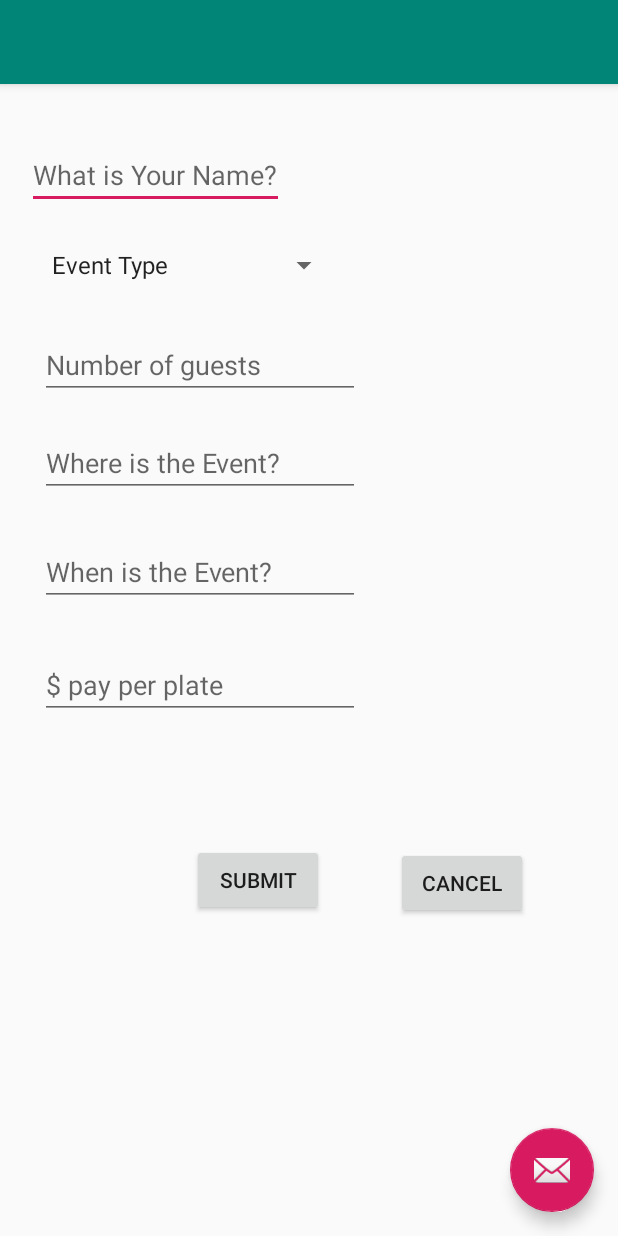
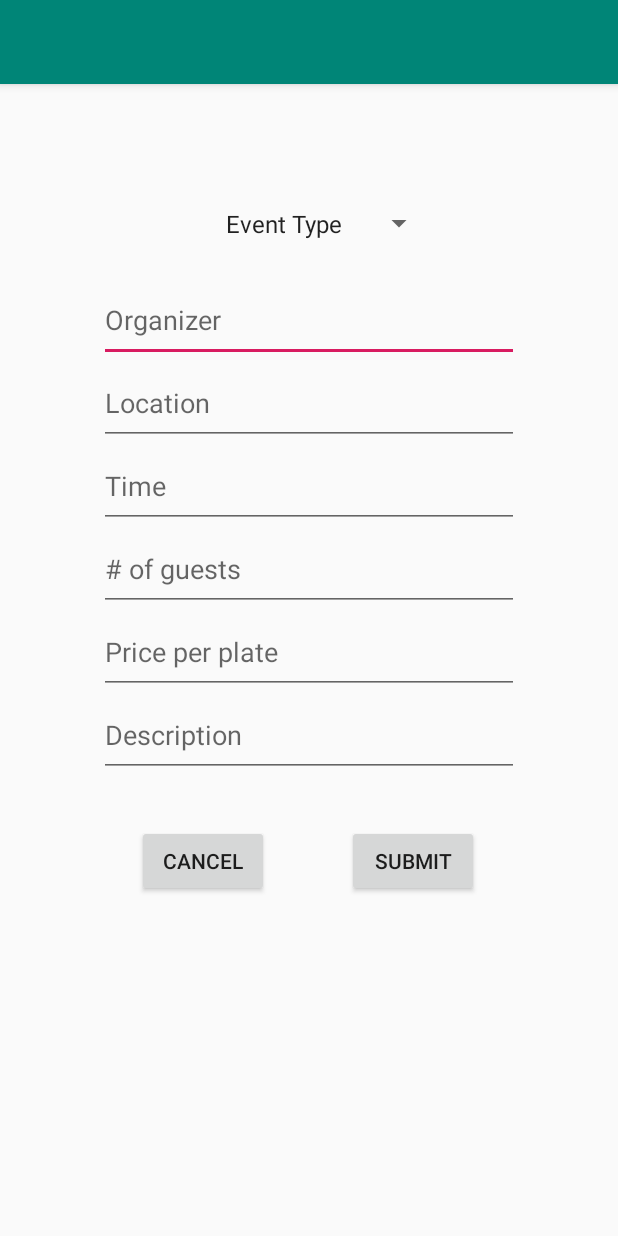
Before and after one commit to MrinaliniU/Civitas, an Android app: the PostCatering screen opened directly, with no data from a screen before it, on a phone screen of 412 x 824 dp. Run offline under Robolectric (Android 15) with nearby library versions, the phone set to English and light mode, and no system bars.

Commit message:
Activity Post UI

```diff
--- a/app/src/main/AndroidManifest.xml
+++ b/app/src/main/AndroidManifest.xml
@@ -17,15 +17,20 @@
         <activity
             android:name=".LoginActivity"
             android:label="@string/title_activity_login">
+            <!--<intent-filter>-->
+                <!--<action android:name="android.intent.action.MAIN" />-->
+
+                <!--<category android:name="android.intent.category.LAUNCHER" />-->
+            <!--</intent-filter>-->
+
+        </activity>
+        <activity android:name=".DashBoard" />
+        <activity android:name=".Profile_Common">
             <intent-filter>
                 <action android:name="android.intent.action.MAIN" />
 
                 <category android:name="android.intent.category.LAUNCHER" />
             </intent-filter>
-
-        </activity>
-        <activity android:name=".DashBoard" />
-        <activity android:name=".Profile_Common">
 
         </activity>
         <activity
--- a/app/src/main/java/com/example/foodforgoodwichacks/PostCatering.java
+++ b/app/src/main/java/com/example/foodforgoodwichacks/PostCatering.java
@@ -32,11 +32,12 @@ public class PostCatering extends AppCompatActivity {
     EditText price;
     Spinner eventType;
     String spinnerdata;
+    EditText description;
     /*
         The actual data
      */
 
-    String _name,_guests,_loc,_date,_price;
+    String _name,_guests,_loc,_date,_price,_dec;
 
 
     @Override
@@ -49,8 +50,9 @@ public class PostCatering extends AppCompatActivity {
         date = findViewById(R.id.date);
         location = findViewById(R.id.Location);
         numOfGuests = findViewById(R.id.numOfGuests);
-        name = findViewById(R.id.name);
+        name = findViewById(R.id.organizer);
         eventType = findViewById(R.id.eventType);
+        description = findViewById(R.id.description);
         spinnerdata = eventType.getSelectedItem().toString();
 
         submit.setOnClickListener(new View.OnClickListener() {
@@ -62,11 +64,13 @@ public class PostCatering extends AppCompatActivity {
                 _loc = location.getText().toString();
                 _guests = numOfGuests.getText().toString();
                 _name = name.getText().toString();
+                _dec = description.getText().toString();
                 price.setText("");
                 date.setText("");
                 location.setText("");
                 numOfGuests.setText("");
                 name.setText("");
+                description.setText("");
 
                 //new MyTask().executeOnExecutor(AsyncTask.SERIAL_EXECUTOR);
             }
--- a/app/src/main/res/layout/activity_post_catering.xml
+++ b/app/src/main/res/layout/activity_post_catering.xml
@@ -22,12 +22,4 @@
 
     <include layout="@layout/content_post_catering" />
 
-    <android.support.design.widget.FloatingActionButton
-        android:id="@+id/fab"
-        android:layout_width="wrap_content"
-        android:layout_height="wrap_content"
-        android:layout_gravity="bottom|end"
-        android:layout_margin="@dimen/fab_margin"
-        app:srcCompat="@android:drawable/ic_dialog_email" />
-
 </android.support.design.widget.CoordinatorLayout>
--- a/app/src/main/res/layout/content_post_catering.xml
+++ b/app/src/main/res/layout/content_post_catering.xml
@@ -7,132 +7,123 @@
     app:layout_behavior="@string/appbar_scrolling_view_behavior"
     tools:context=".PostCatering">
 
-
-    <EditText
-        android:id="@+id/name"
-        android:layout_width="wrap_content"
-        android:layout_height="42dp"
-        android:layout_marginStart="60dp"
-        android:layout_marginLeft="60dp"
-        android:layout_marginTop="41dp"
-        android:layout_marginEnd="265dp"
-        android:layout_marginRight="265dp"
-        android:hint="What is Your Name?"
-        app:layout_constraintEnd_toEndOf="parent"
-        app:layout_constraintStart_toStartOf="parent"
-        app:layout_constraintTop_toTopOf="parent" />
-
     <Spinner
         android:id="@+id/eventType"
-        android:layout_width="200dp"
-        android:layout_height="wrap_content"
-        android:layout_marginStart="26dp"
-        android:layout_marginLeft="26dp"
-        android:layout_marginTop="25dp"
-        android:layout_marginEnd="185dp"
-        android:layout_marginRight="185dp"
+        android:layout_width="147dp"
+        android:layout_height="26dp"
+        android:layout_marginStart="142dp"
+        android:layout_marginTop="80dp"
+        android:layout_marginEnd="122dp"
         android:entries="@array/feedbacktypelist"
         android:prompt="@string/feedbacktype1"
         app:layout_constraintEnd_toEndOf="parent"
         app:layout_constraintStart_toStartOf="parent"
-        app:layout_constraintTop_toBottomOf="@+id/name"></Spinner>
+        app:layout_constraintTop_toTopOf="parent"></Spinner>
 
     <EditText
-        android:id="@+id/numOfGuests"
-        android:layout_width="wrap_content"
-        android:layout_height="wrap_content"
-        android:layout_marginStart="26dp"
-        android:layout_marginLeft="26dp"
-        android:layout_marginTop="32dp"
-        android:layout_marginEnd="172dp"
-        android:layout_marginRight="172dp"
-        android:ems="10"
-        android:hint="Number of guests"
-        android:inputType="number"
+        android:id="@+id/organizer"
+        android:layout_width="280dp"
+        android:layout_height="55dp"
+        android:layout_marginStart="65dp"
+        android:layout_marginTop="24dp"
+        android:layout_marginEnd="66dp"
+        android:hint="Organizer"
+        app:layout_constraintBottom_toTopOf="@+id/Location"
         app:layout_constraintEnd_toEndOf="parent"
         app:layout_constraintStart_toStartOf="parent"
         app:layout_constraintTop_toBottomOf="@+id/eventType" />
 
     <EditText
         android:id="@+id/Location"
-        android:layout_width="wrap_content"
-        android:layout_height="wrap_content"
-        android:layout_marginStart="26dp"
-        android:layout_marginLeft="26dp"
-        android:layout_marginTop="20dp"
-        android:layout_marginEnd="172dp"
-        android:layout_marginRight="172dp"
+        android:layout_width="280dp"
+        android:layout_height="55dp"
+        android:layout_marginStart="65dp"
+        android:layout_marginEnd="66dp"
         android:ems="10"
-        android:hint="Where is the Event?"
+        android:hint="Location"
         android:inputType="textPersonName"
+        app:layout_constraintBottom_toTopOf="@+id/date"
+        app:layout_constraintEnd_toEndOf="parent"
+        app:layout_constraintStart_toStartOf="parent"
+        app:layout_constraintTop_toBottomOf="@+id/organizer" />
+
+    <EditText
+        android:id="@+id/date"
+        android:layout_width="280dp"
+        android:layout_height="55dp"
+        android:layout_marginStart="65dp"
+        android:layout_marginEnd="66dp"
+        android:ems="10"
+        android:hint="Time"
+        android:inputType="date"
+        app:layout_constraintBottom_toTopOf="@+id/numOfGuests"
+        app:layout_constraintEnd_toEndOf="parent"
+        app:layout_constraintStart_toStartOf="parent"
+        app:layout_constraintTop_toBottomOf="@+id/Location" />
+
+    <EditText
+        android:id="@+id/numOfGuests"
+        android:layout_width="280dp"
+        android:layout_height="55dp"
+        android:layout_marginStart="65dp"
+        android:layout_marginEnd="66dp"
+        android:ems="10"
+        android:hint="# of guests"
+        android:inputType="number"
+        app:layout_constraintBottom_toTopOf="@+id/payment"
+        app:layout_constraintEnd_toEndOf="parent"
+        app:layout_constraintStart_toStartOf="parent"
+        app:layout_constraintTop_toBottomOf="@+id/date" />
+
+    <EditText
+        android:id="@+id/payment"
+        android:layout_width="280dp"
+        android:layout_height="55dp"
+        android:layout_marginStart="65dp"
+        android:layout_marginEnd="66dp"
+        android:ems="10"
+        android:hint="Price per plate "
+        android:inputType="number"
+        app:layout_constraintBottom_toTopOf="@+id/description"
         app:layout_constraintEnd_toEndOf="parent"
         app:layout_constraintStart_toStartOf="parent"
         app:layout_constraintTop_toBottomOf="@+id/numOfGuests" />
 
     <EditText
-        android:id="@+id/date"
+        android:id="@+id/description"
+        android:layout_width="280dp"
+        android:layout_height="55dp"
+        android:layout_marginStart="65dp"
+        android:layout_marginEnd="66dp"
+        android:layout_marginBottom="42dp"
+        android:hint="Description"
+        app:layout_constraintBottom_toTopOf="@+id/submit"
+        app:layout_constraintEnd_toEndOf="parent"
+        app:layout_constraintStart_toStartOf="parent"
+        app:layout_constraintTop_toBottomOf="@+id/payment" />
+
+    <Button
+        android:id="@+id/cancel"
         android:layout_width="wrap_content"
         android:layout_height="wrap_content"
-        android:layout_marginStart="26dp"
-        android:layout_marginLeft="26dp"
-        android:layout_marginTop="27dp"
-        android:layout_marginEnd="172dp"
-        android:layout_marginRight="172dp"
-        android:ems="10"
-        android:hint="When is the Event?"
-        android:inputType="date"
-        app:layout_constraintEnd_toEndOf="parent"
+        android:layout_marginStart="91dp"
+        android:layout_marginTop="32dp"
+        android:layout_marginEnd="52dp"
+        android:onClick="cancel"
+        android:text="Cancel"
+        app:layout_constraintEnd_toStartOf="@+id/submit"
         app:layout_constraintStart_toStartOf="parent"
-        app:layout_constraintTop_toBottomOf="@+id/Location" />
-
-    <EditText
-        android:id="@+id/payment"
-        android:layout_width="wrap_content"
-        android:layout_height="wrap_content"
-        android:layout_marginStart="26dp"
-        android:layout_marginLeft="26dp"
-        android:layout_marginTop="30dp"
-        android:layout_marginEnd="172dp"
-        android:layout_marginRight="172dp"
-        android:ems="10"
-        android:hint="$ pay per plate "
-        android:inputType="number"
-        app:layout_constraintEnd_toEndOf="parent"
-        app:layout_constraintStart_toStartOf="parent"
-        app:layout_constraintTop_toBottomOf="@+id/date" />
+        app:layout_constraintTop_toBottomOf="@+id/description" />
 
     <Button
         android:id="@+id/submit"
         android:layout_width="wrap_content"
         android:layout_height="wrap_content"
-        android:layout_marginStart="128dp"
-        android:layout_marginLeft="128dp"
-        android:layout_marginTop="83dp"
-        android:layout_marginEnd="195dp"
-        android:layout_marginRight="195dp"
-        android:layout_marginBottom="192dp"
+        android:layout_marginStart="52dp"
+        android:layout_marginTop="32dp"
         android:text="Submit"
-        app:layout_constraintBottom_toBottomOf="parent"
-        app:layout_constraintEnd_toEndOf="parent"
-        app:layout_constraintHorizontal_bias="0.0"
-        app:layout_constraintStart_toStartOf="parent"
-        app:layout_constraintTop_toBottomOf="@+id/payment"
-        app:layout_constraintVertical_bias="0.0" />
-
-    <Button
-        android:id="@+id/cancel"
-        android:layout_width="wrap_content"
-        android:layout_height="wrap_content"
-        android:layout_marginStart="47dp"
-        android:layout_marginLeft="47dp"
-        android:layout_marginTop="85dp"
-        android:layout_marginEnd="60dp"
-        android:layout_marginRight="60dp"
-        android:onClick="cancel"
-        android:text="Cancel"
-        app:layout_constraintEnd_toEndOf="parent"
-        app:layout_constraintStart_toEndOf="@+id/submit"
-        app:layout_constraintTop_toBottomOf="@+id/payment" />
+        app:layout_constraintStart_toEndOf="@+id/cancel"
+        app:layout_constraintTop_toBottomOf="@+id/description" />
 
 
 </android.support.constraint.ConstraintLayout>
```
